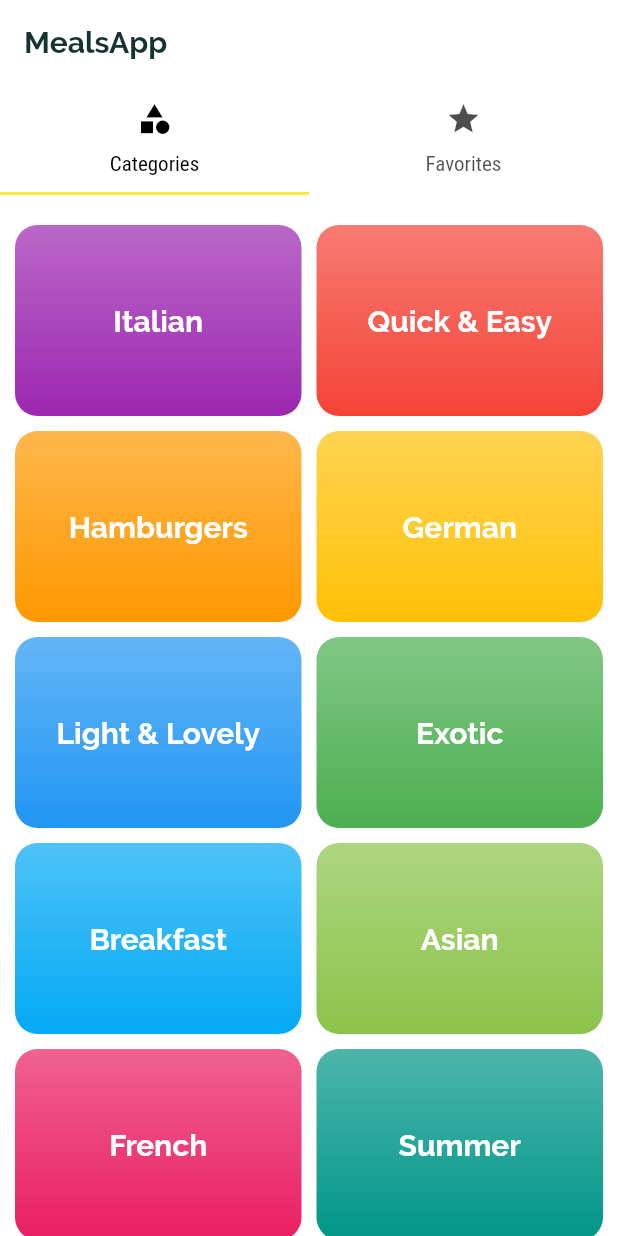
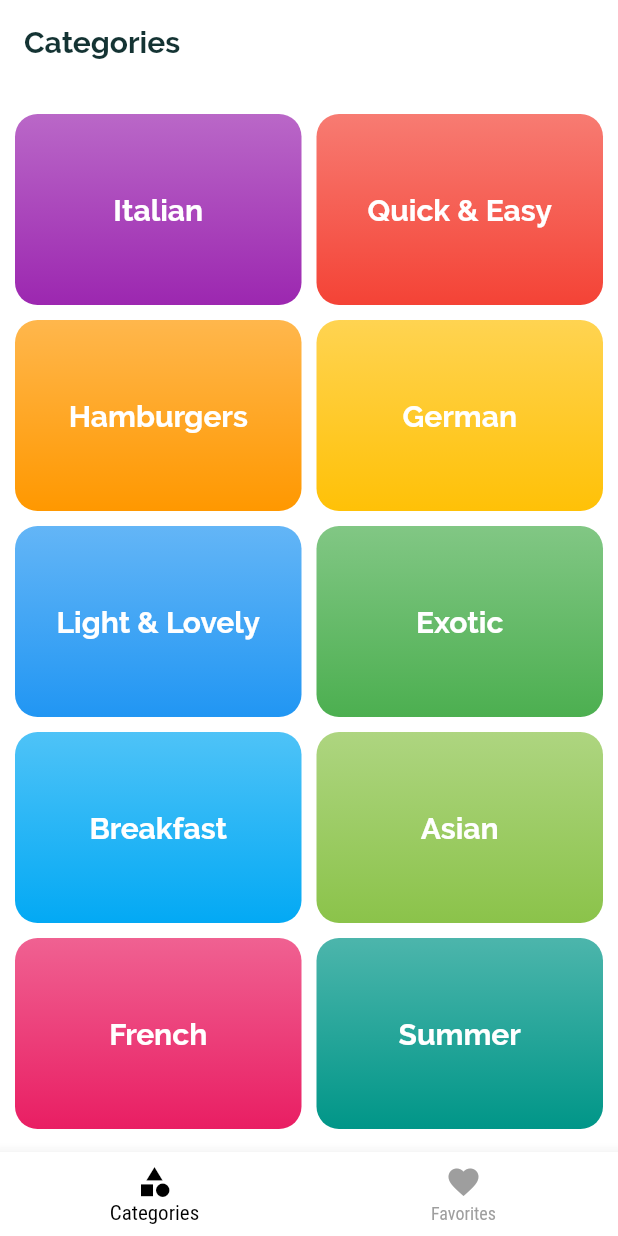
Before and after one commit to jakubjaran/meals_app, a Flutter app: the screen it shows after launch, on a phone screen of 412 x 824 dp. Run offline on Flutter 3.47's test engine with Material 2 defaults, Android fonts, the phone set to English and light mode, and no system bars; missing offline and left inert: scroll_app_bar.

```diff
--- a/lib/main.dart
+++ b/lib/main.dart
@@ -1,7 +1,6 @@
 import 'package:flutter/material.dart';
 
 import './screens/tabs_screen.dart';
-import './screens/categories_screen.dart';
 import './screens/category_meals_screen.dart';
 import './screens/meal_details_screen.dart';
 
--- a/lib/screens/tabs_screen.dart
+++ b/lib/screens/tabs_screen.dart
@@ -9,33 +9,49 @@ class TabsScreen extends StatefulWidget {
 }
 
 class _TabsScreenState extends State<TabsScreen> {
+  final List<Map<String, dynamic>> _pages = [
+    {
+      'page': CategoriesScreen(),
+      'title': 'Categories',
+    },
+    {
+      'page': FavoritesScreen(),
+      'title': 'Favorites',
+    }
+  ];
+
+  int _selectedPageIndex = 0;
+
+  void _selectPage(int index) {
+    setState(() {
+      _selectedPageIndex = index;
+    });
+  }
+
   @override
   Widget build(BuildContext context) {
-    return DefaultTabController(
-      length: 2,
-      child: Scaffold(
-        appBar: AppBar(
-          title: Text('MealsApp'),
-          bottom: TabBar(
-            labelColor: Colors.black,
-            tabs: [
-              Tab(
-                icon: Icon(Icons.category),
-                text: 'Categories',
-              ),
-              Tab(
-                icon: Icon(Icons.star),
-                text: 'Favorites',
-              ),
-            ],
+    return Scaffold(
+      appBar: AppBar(
+        title: Text(
+          _pages[_selectedPageIndex]['title'],
+        ),
+      ),
+      body: _pages[_selectedPageIndex]['page'],
+      bottomNavigationBar: BottomNavigationBar(
+        onTap: _selectPage,
+        currentIndex: _selectedPageIndex,
+        selectedItemColor: Colors.black,
+        unselectedItemColor: Colors.grey,
+        items: [
+          BottomNavigationBarItem(
+            icon: Icon(Icons.category),
+            label: 'Categories',
           ),
-        ),
-        body: TabBarView(
-          children: [
-            CategoriesScreen(),
-            FavoritesScreen(),
-          ],
-        ),
+          BottomNavigationBarItem(
+            icon: Icon(Icons.favorite),
+            label: 'Favorites',
+          ),
+        ],
       ),
     );
   }
```
